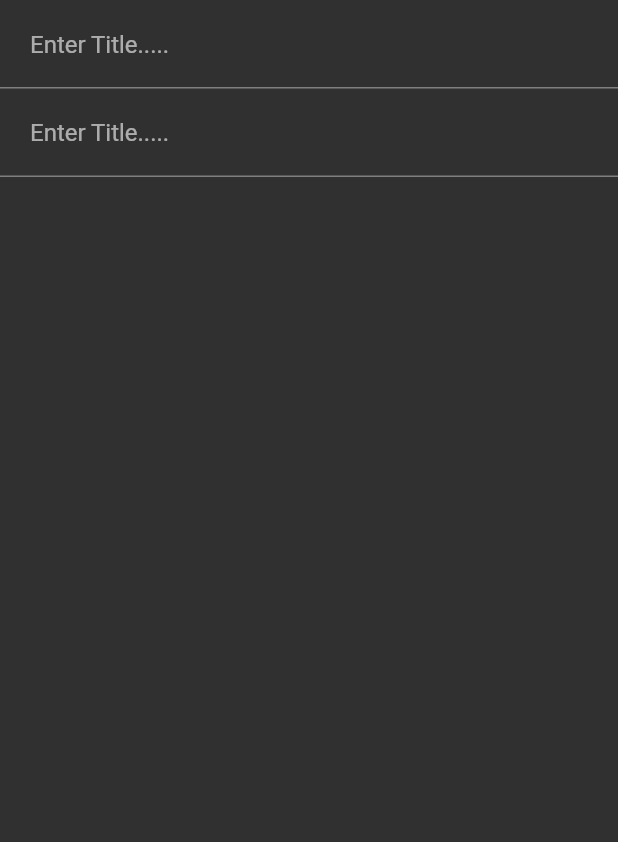
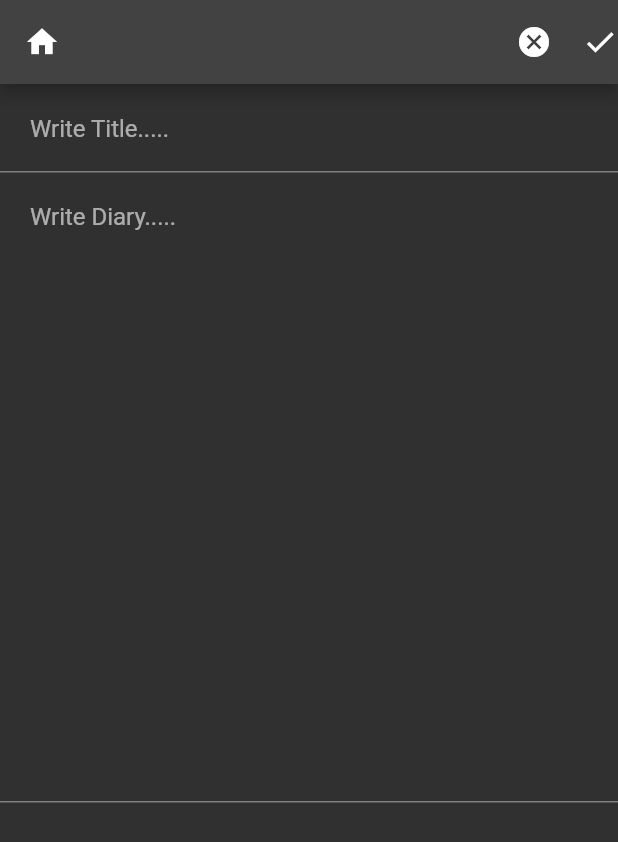
Before and after one commit to sameerstg/ProductiveMe-Flutter, a Flutter app: the DiaryWritingPanel screen opened by its route, on a phone screen of 412 x 824 dp. Shown: the top 842 px of the screen. Run offline on Flutter 3.47's test engine with Material 2 defaults, Android fonts, the phone set to English and light mode, and no system bars; missing offline and left inert: pandabar.

Commit message:
home button added

```diff
--- a/lib/main.dart
+++ b/lib/main.dart
@@ -1,6 +1,7 @@
 import 'package:flutter/material.dart';
 import 'package:productive_me/pages/allFavourite_thing_page.dart';
 import 'package:productive_me/pages/account.dart';
+import 'package:productive_me/pages/diary_history.dart';
 import 'package:productive_me/pages/diary_writing_panel.dart';
 import 'package:productive_me/pages/login.dart';
 import 'package:productive_me/pages/mainmenu.dart';
@@ -32,6 +33,7 @@ class MyApp extends StatelessWidget {
         "diaryWritingPanel": (context) => const DiaryWritingPanel(),
         "allFavourite": (context) => const AllFavouriteThingPanel(),
         "newTransaction": (context) => const NewTransactionPanel(),
+        "diaryHistory": (context) => const DiaryHistory(),
       },
     );
   }
--- a/lib/pages/diary_writing_panel.dart
+++ b/lib/pages/diary_writing_panel.dart
@@ -1,4 +1,7 @@
 import 'package:flutter/material.dart';
+
+import '../utils/routes.dart';
+import '../widgets/bottom_navigator.dart';
 
 class DiaryWritingPanel extends StatefulWidget {
   const DiaryWritingPanel({super.key});
@@ -11,20 +14,48 @@ class _DiaryWritingPanelState extends State<DiaryWritingPanel> {
   @override
   Widget build(BuildContext context) {
     return Scaffold(
+      appBar: AppBar(
+        leading: InkWell(
+          onTap: () {
+            Navigator.pushNamed(context, Routes.mainmenu);
+          },
+          child: Icon(Icons.home),
+        ),
+        actions: [
+          InkWell(
+            child: const Icon(Icons.cancel_sharp),
+            onTap: () {
+              GoToHistoryPanel();
+            },
+          ),
+          const SizedBox(
+            width: 20,
+          ),
+          InkWell(
+            child: const Icon(Icons.check),
+            onTap: () {
+              GoToHistoryPanel();
+            },
+          ),
+        ],
+        automaticallyImplyLeading: false,
+      ),
       body: SafeArea(
         child: Form(
           child: Column(children: [
             TextFormField(
               decoration: const InputDecoration(
-                hintText: "Enter Title.....",
+                hintText: "Write Title.....",
                 contentPadding: EdgeInsets.all(20),
               ),
             ),
-            TextFormField(
-              maxLines: null,
-              decoration: const InputDecoration(
-                hintText: "Enter Title.....",
-                contentPadding: EdgeInsets.all(20),
+            Expanded(
+              child: TextFormField(
+                maxLines: 20,
+                decoration: const InputDecoration(
+                  hintText: "Write Diary.....",
+                  contentPadding: EdgeInsets.all(20),
+                ),
               ),
             ),
           ]),
@@ -32,4 +63,8 @@ class _DiaryWritingPanelState extends State<DiaryWritingPanel> {
       ),
     );
   }
+
+  void GoToHistoryPanel() {
+    Navigator.pushNamed(context, Routes.diaryHistory);
+  }
 }
--- a/lib/pages/login.dart
+++ b/lib/pages/login.dart
@@ -94,7 +94,8 @@ class _LoginState extends State<Login> {
                             child: Container(
                               decoration: BoxDecoration(
                                   borderRadius: BorderRadius.circular(10),
-                                  color: Color.fromARGB(255, 13, 210, 255)),
+                                  color:
+                                      const Color.fromARGB(255, 13, 210, 255)),
                               height: 30,
                               width: 120,
                               alignment: Alignment.center,
--- a/lib/utils/routes.dart
+++ b/lib/utils/routes.dart
@@ -8,4 +8,5 @@ class Routes {
   static String diaryWritingPanel = "diaryWritingPanel";
   static String allFavourite = "allFavourite";
   static String newTransaction = "newTransaction";
+  static String diaryHistory = "diaryHistory";
 }
--- a/pubspec.yaml
+++ b/pubspec.yaml
@@ -36,7 +36,7 @@ dependencies:
   # The following adds the Cupertino Icons font to your application.
   # Use with the CupertinoIcons class for iOS style icons.
   cupertino_icons: ^1.0.2
-  pandabar: ^0.1.1
+  pandabar: ^0.1.2
 
 dev_dependencies:
   flutter_test:
```
Also changed, not shown: lib/pages/diary_history.dart (added, +60 -0 lines), lib/pages/transaction_panel.dart (+26 -3 lines).
